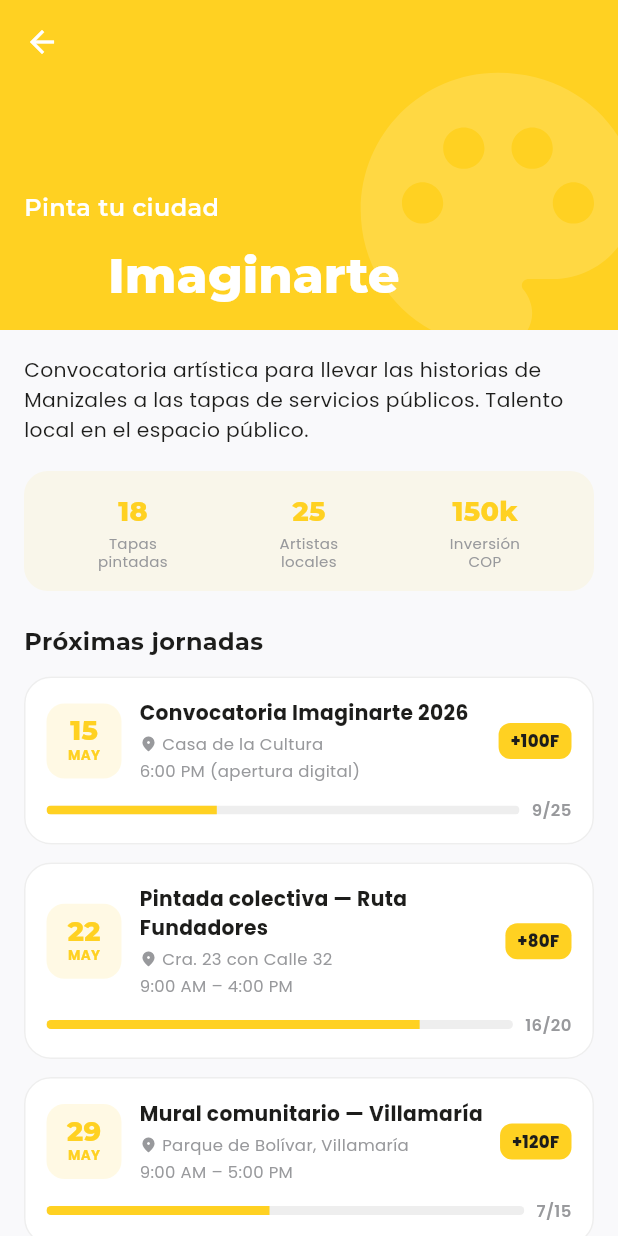
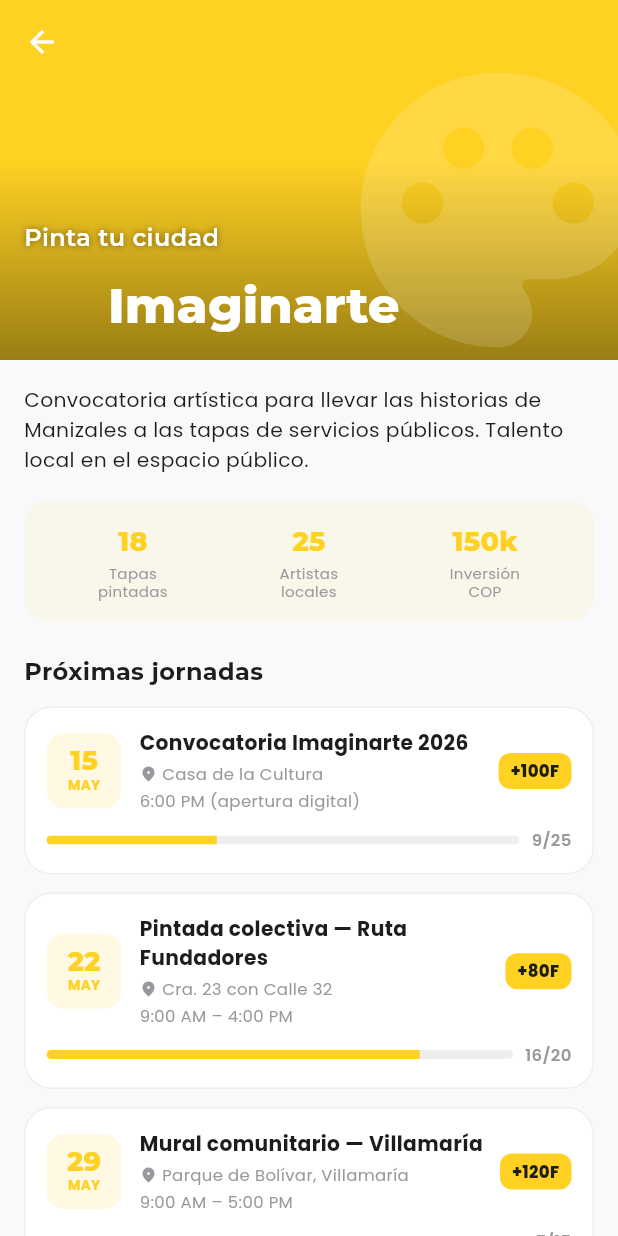
Before and after one commit to cmosquerat/ManizalesCompartePOC, a Flutter app: the ComunidadScreen screen opened directly, after a tap on "Imaginarte", on a phone screen of 412 x 824 dp. Run offline on Flutter 3.47's test engine with Material 3 defaults, Android fonts, the phone set to English and light mode, and no system bars; our stand-ins replace fl_chart, flutter_map, flutter_svg, google_fonts, latlong2.

Commit message:
feat(assets): logo + hero + ambient de Cuidarte y fotos reales de los 5 negocios
- Asset folder nuevo: assets/social/ con cuidarte_logo.png, cuidarte_hero.png,
  cuidarte_ambient.png. Registrado en pubspec.
- Modelos: ProgramaSocial gana getters logoAsset, heroAsset, ambientAsset.
  Cuidarte devuelve los archivos; los otros programas null (fallback a icono).
- Comunidad: nuevo widget _ProgramaAvatar que renderiza el logo cuando existe
  o el gradiente con icono como fallback. Aplicado a cards y detalles.
- ProgramaDetailScreen: SliverAppBar muestra el hero photo de fondo (con
  gradiente para legibilidad) cuando el programa tiene heroAsset.
- EventoDetailScreen: usa el mismo hero como fondo, dando consistencia
  cuando es jornada de Cuidarte.
- Ambient: ilustración 1:1 mostrada como decoración en el detalle del programa.
- Negocios: tazzioli, hotel_carretero, hacienda_venecia, la_suiza y
  termales_ruiz ahora apuntan a sus fotos reales.

Co-Authored-By: Claude Opus 4.7 (1M context) <noreply@anthropic.com>

```diff
--- a/manizales_comparte_app/lib/data/mock_data.dart
+++ b/manizales_comparte_app/lib/data/mock_data.dart
@@ -727,7 +727,7 @@ const List<Business> kBusinesses = [
     tipo: BusinessType.cafe,
     descripcion:
         'Café de origen con vista a la Plaza de Bolívar y la Catedral. Repostería artesanal y métodos de extracción especializados.',
-    foto: 'assets/fotos/catedral_basilica_de_manizales.jpg',
+    foto: 'assets/fotos/tazzioli.jpg',
     logo: 'assets/images/Logo_positivo.svg',
     lat: 5.0690,
     lng: -75.5172,
@@ -746,7 +746,7 @@ const List<Business> kBusinesses = [
     tipo: BusinessType.hotel,
     descripcion:
         'Aguas termales naturales con vista al Nevado del Ruiz. Spa, hospedaje y experiencias de bienestar en plena cordillera.',
-    foto: 'assets/fotos/atardecer_en_la_cumbre.jpg',
+    foto: 'assets/fotos/termales_ruiz.jpg',
     logo: 'assets/images/Logo_positivo.svg',
     lat: 4.9430,
     lng: -75.3760,
@@ -765,7 +765,7 @@ const List<Business> kBusinesses = [
     tipo: BusinessType.restaurante,
     descripcion:
         'Cocina típica del Paisaje Cultural Cafetero con toques de autor. Bandeja paisa, trucha del Ruiz y postres caldenses.',
-    foto: 'assets/fotos/feria_de_manizales.jpg',
+    foto: 'assets/fotos/la_suiza.png',
     logo: 'assets/images/Logo_positivo.svg',
     lat: 5.0640,
     lng: -75.5095,
@@ -784,7 +784,7 @@ const List<Business> kBusinesses = [
     tipo: BusinessType.tour,
     descripcion:
         'Finca cafetera tradicional. Tour del café, hospedaje rural y experiencias auténticas del PCC.',
-    foto: 'assets/fotos/oro_rojo.jpg',
+    foto: 'assets/fotos/hacienda_venecia.jpg',
     logo: 'assets/images/Logo_positivo.svg',
     lat: 5.0080,
     lng: -75.6210,
@@ -803,7 +803,7 @@ const List<Business> kBusinesses = [
     tipo: BusinessType.hotel,
     descripcion:
         'Hotel boutique en el sector Cable, cerca de Estadio Palogrande y restaurantes de la zona rosa.',
-    foto: 'assets/fotos/torre_de_chipre.jpg',
+    foto: 'assets/fotos/hotel_carretero.jpg',
     logo: 'assets/images/Logo_positivo.svg',
     lat: 5.0635,
     lng: -75.5110,
--- a/manizales_comparte_app/lib/models/models.dart
+++ b/manizales_comparte_app/lib/models/models.dart
@@ -203,6 +203,30 @@ extension ProgramaSocialX on ProgramaSocial {
       case ProgramaSocial.desarmarte: return const Color(0xFFE6323C);
     }
   }
+
+  /// Logo del programa (PNG si existe, null si todavía no hay arte oficial).
+  String? get logoAsset {
+    switch (this) {
+      case ProgramaSocial.cuidarte:   return 'assets/social/cuidarte_logo.png';
+      default: return null;
+    }
+  }
+
+  /// Hero / banner fotográfico del programa.
+  String? get heroAsset {
+    switch (this) {
+      case ProgramaSocial.cuidarte:   return 'assets/social/cuidarte_hero.png';
+      default: return null;
+    }
+  }
+
+  /// Ilustración ambient (decorativa) del programa.
+  String? get ambientAsset {
+    switch (this) {
+      case ProgramaSocial.cuidarte:   return 'assets/social/cuidarte_ambient.png';
+      default: return null;
+    }
+  }
 }
 
 class SocialEvent {
--- a/manizales_comparte_app/lib/screens/comunidad_screen.dart
+++ b/manizales_comparte_app/lib/screens/comunidad_screen.dart
@@ -132,22 +132,7 @@ class _ProgramaCard extends StatelessWidget {
             ),
             child: Row(
               children: [
-                Container(
-                  width: 56,
-                  height: 56,
-                  decoration: BoxDecoration(
-                    gradient: LinearGradient(
-                      colors: [programa.color, programa.color.withValues(alpha: 0.7)],
-                      begin: Alignment.topLeft,
-                      end: Alignment.bottomRight,
-                    ),
-                    borderRadius: BorderRadius.circular(16),
-                    boxShadow: [
-                      BoxShadow(color: programa.color.withValues(alpha: 0.3), blurRadius: 10, offset: const Offset(0, 4)),
-                    ],
-                  ),
-                  child: Icon(programa.icono, color: Colors.white, size: 26),
-                ),
+                _ProgramaAvatar(programa: programa, size: 60),
                 const SizedBox(width: 14),
                 Expanded(
                   child: Column(
@@ -199,6 +184,49 @@ String _fmtFecha(DateTime d) {
   return '${d.day} ${meses[d.month - 1]}';
 }
 
+class _ProgramaAvatar extends StatelessWidget {
+  final ProgramaSocial programa;
+  final double size;
+  const _ProgramaAvatar({required this.programa, this.size = 56});
+
+  @override
+  Widget build(BuildContext context) {
+    final logo = programa.logoAsset;
+    if (logo != null) {
+      return Container(
+        width: size,
+        height: size,
+        decoration: BoxDecoration(
+          color: Colors.white,
+          borderRadius: BorderRadius.circular(size * 0.27),
+          border: Border.all(color: programa.color.withValues(alpha: 0.3), width: 1.5),
+          boxShadow: [
+            BoxShadow(color: programa.color.withValues(alpha: 0.18), blurRadius: 10, offset: const Offset(0, 3)),
+          ],
+        ),
+        padding: EdgeInsets.all(size * 0.08),
+        child: Image.asset(logo, fit: BoxFit.contain),
+      );
+    }
+    return Container(
+      width: size,
+      height: size,
+      decoration: BoxDecoration(
+        gradient: LinearGradient(
+          colors: [programa.color, programa.color.withValues(alpha: 0.7)],
+          begin: Alignment.topLeft,
+          end: Alignment.bottomRight,
+        ),
+        borderRadius: BorderRadius.circular(size * 0.27),
+        boxShadow: [
+          BoxShadow(color: programa.color.withValues(alpha: 0.3), blurRadius: 10, offset: const Offset(0, 4)),
+        ],
+      ),
+      child: Icon(programa.icono, color: Colors.white, size: size * 0.45),
+    );
+  }
+}
+
 class ProgramaDetailScreen extends StatelessWidget {
   final ProgramaSocial programa;
   const ProgramaDetailScreen({super.key, required this.programa});
@@ -210,12 +238,14 @@ class ProgramaDetailScreen extends StatelessWidget {
     final state = context.watch<AppState>();
     final yaInscrito = eventos.where((e) => state.isEnrolled(e.id)).length;
 
+    final hero = programa.heroAsset;
+
     return Scaffold(
       backgroundColor: AppColors.bg,
       body: CustomScrollView(
         slivers: [
           SliverAppBar(
-            expandedHeight: 220,
+            expandedHeight: 240,
             pinned: true,
             backgroundColor: programa.color,
             iconTheme: const IconThemeData(color: Colors.white),
@@ -225,6 +255,11 @@ class ProgramaDetailScreen extends StatelessWidget {
               background: Stack(
                 fit: StackFit.expand,
                 children: [
+                  // Foto hero o gradiente como fallback
+                  if (hero != null)
+                    Image.asset(hero, fit: BoxFit.cover,
+                        errorBuilder: (_, __, ___) => Container(color: programa.color))
+                  else
                     Container(
                       decoration: BoxDecoration(
                         gradient: LinearGradient(
@@ -234,6 +269,23 @@ class ProgramaDetailScreen extends StatelessWidget {
                         ),
                       ),
                     ),
+                  // Gradiente oscuro abajo para legibilidad del título
+                  Container(
+                    decoration: BoxDecoration(
+                      gradient: LinearGradient(
+                        begin: Alignment.topCenter,
+                        end: Alignment.bottomCenter,
+                        colors: [
+                          Colors.black.withValues(alpha: hero != null ? 0.15 : 0.0),
+                          Colors.transparent,
+                          Colors.black.withValues(alpha: hero != null ? 0.65 : 0.4),
+                        ],
+                        stops: const [0.0, 0.45, 1.0],
+                      ),
+                    ),
+                  ),
+                  // Icono decorativo solo si NO hay foto
+                  if (hero == null)
                     Positioned(
                       right: -30,
                       top: 30,
@@ -244,7 +296,8 @@ class ProgramaDetailScreen extends StatelessWidget {
                     right: 16,
                     bottom: 70,
                     child: Text(programa.lema,
-                        style: GoogleFonts.montserrat(color: Colors.white, fontSize: 16, fontWeight: FontWeight.w600)),
+                        style: GoogleFonts.montserrat(color: Colors.white, fontSize: 16, fontWeight: FontWeight.w600,
+                            shadows: [Shadow(color: Colors.black.withValues(alpha: 0.5), blurRadius: 6)])),
                   ),
                 ],
               ),
@@ -259,6 +312,20 @@ class ProgramaDetailScreen extends StatelessWidget {
                   Text(programa.descripcion,
                       style: GoogleFonts.poppins(fontSize: 13.5, height: 1.5, color: AppColors.negro)),
                   const SizedBox(height: 18),
+
+                  // Ilustración ambient (si existe)
+                  if (programa.ambientAsset != null)
+                    Padding(
+                      padding: const EdgeInsets.only(bottom: 18),
+                      child: ClipRRect(
+                        borderRadius: BorderRadius.circular(16),
+                        child: AspectRatio(
+                          aspectRatio: 1,
+                          child: Image.asset(programa.ambientAsset!, fit: BoxFit.cover,
+                              errorBuilder: (_, __, ___) => const SizedBox.shrink()),
+                        ),
+                      ),
+                    ),
 
                   // Impacto
                   _ImpactoStrip(programa: programa),
@@ -473,11 +540,30 @@ class EventoDetailScreen extends StatelessWidget {
               background: Stack(
                 fit: StackFit.expand,
                 children: [
+                  if (evento.programa.heroAsset != null)
+                    Image.asset(evento.programa.heroAsset!, fit: BoxFit.cover,
+                        errorBuilder: (_, __, ___) => Container(color: color))
+                  else ...[
                     Container(color: color),
                     Positioned(
                       right: -40,
                       top: -20,
                       child: Icon(evento.programa.icono, size: 240, color: Colors.white.withValues(alpha: 0.15)),
+                    ),
+                  ],
+                  Container(
+                    decoration: BoxDecoration(
+                      gradient: LinearGradient(
+                        begin: Alignment.topCenter,
+                        end: Alignment.bottomCenter,
+                        colors: [
+                          Colors.black.withValues(alpha: 0.15),
+                          Colors.transparent,
+                          Colors.black.withValues(alpha: 0.7),
+                        ],
+                        stops: const [0.0, 0.4, 1.0],
+                      ),
+                    ),
                   ),
                   Positioned(
                     bottom: 16,
@@ -497,7 +583,8 @@ class EventoDetailScreen extends StatelessWidget {
                         ),
                         const SizedBox(height: 8),
                         Text(evento.titulo,
-                            style: GoogleFonts.montserrat(fontSize: 20, fontWeight: FontWeight.w800, color: Colors.white)),
+                            style: GoogleFonts.montserrat(fontSize: 20, fontWeight: FontWeight.w800, color: Colors.white,
+                                shadows: [Shadow(color: Colors.black.withValues(alpha: 0.5), blurRadius: 8)])),
                       ],
                     ),
                   ),
--- a/manizales_comparte_app/pubspec.yaml
+++ b/manizales_comparte_app/pubspec.yaml
@@ -26,3 +26,4 @@ flutter:
   assets:
     - assets/images/
     - assets/fotos/
+    - assets/social/
```
Also changed, not shown: manizales_comparte_app/assets/fotos/hacienda_venecia.jpg (added), manizales_comparte_app/assets/fotos/hotel_carretero.jpg (added), manizales_comparte_app/assets/fotos/la_suiza.png (added), manizales_comparte_app/assets/fotos/tazzioli.jpg (added), manizales_comparte_app/assets/fotos/termales_ruiz.jpg (added), manizales_comparte_app/assets/social/cuidarte_ambient.png (added), manizales_comparte_app/assets/social/cuidarte_hero.png (added), manizales_comparte_app/assets/social/cuidarte_logo.png (added). Lines whose indentation alone changed are shown as unchanged.
